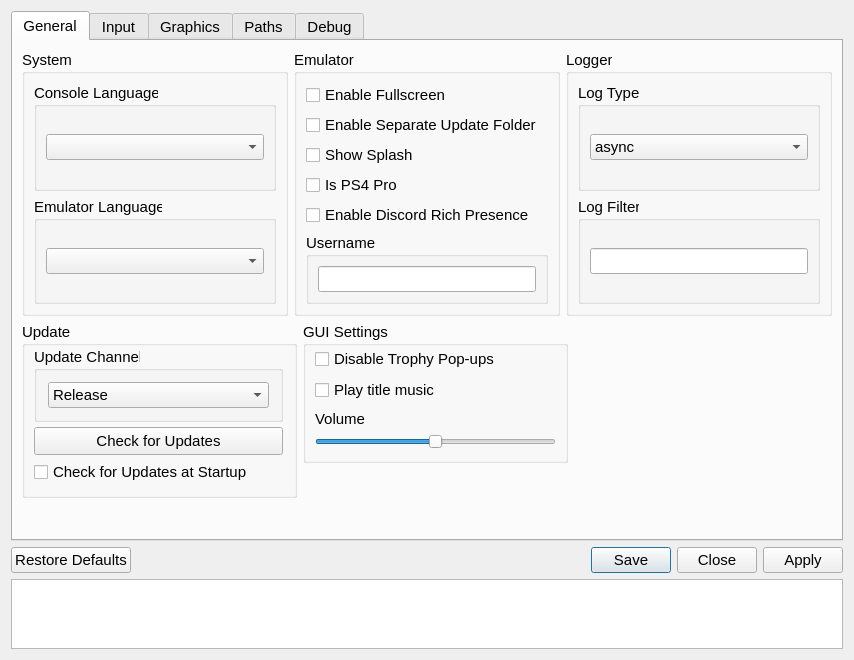
shadps4-emu/shadPS4, file src/qt_gui/settings_dialog.ui: the form before one commit.
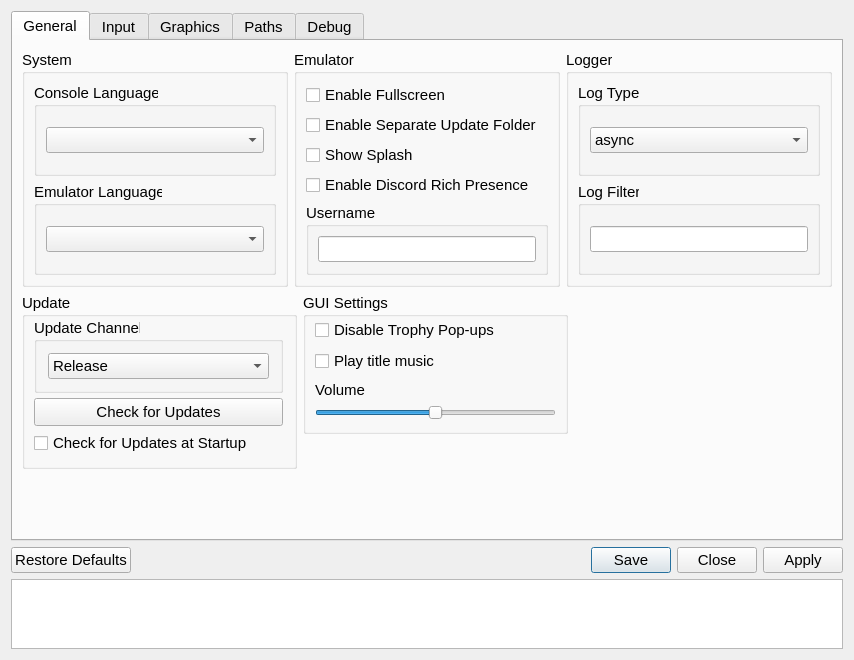
The form after the commit. Icons and pictures are not drawn.

Commit message: Disable PS4 pro mode

```diff
--- a/src/qt_gui/settings_dialog.ui
+++ b/src/qt_gui/settings_dialog.ui
@@ -59,9 +59,9 @@
       <property name="geometry">
        <rect>
         <x>0</x>
-        <y>-97</y>
+        <y>0</y>
         <width>815</width>
-        <height>618</height>
+        <height>581</height>
        </rect>
       </property>
       <property name="sizePolicy">
@@ -148,13 +148,6 @@
                    </property>
                   </widget>
                  </item>
-                 <item>
-                  <widget class="QCheckBox" name="ps4proCheckBox">
-                   <property name="text">
-                    <string>Is PS4 Pro</string>
-                   </property>
-                  </widget>
-                 </item>
                  <item>
                   <widget class="QCheckBox" name="discordRPCCheckbox">
                    <property name="text">
```
The commit also changes 2 other files.
